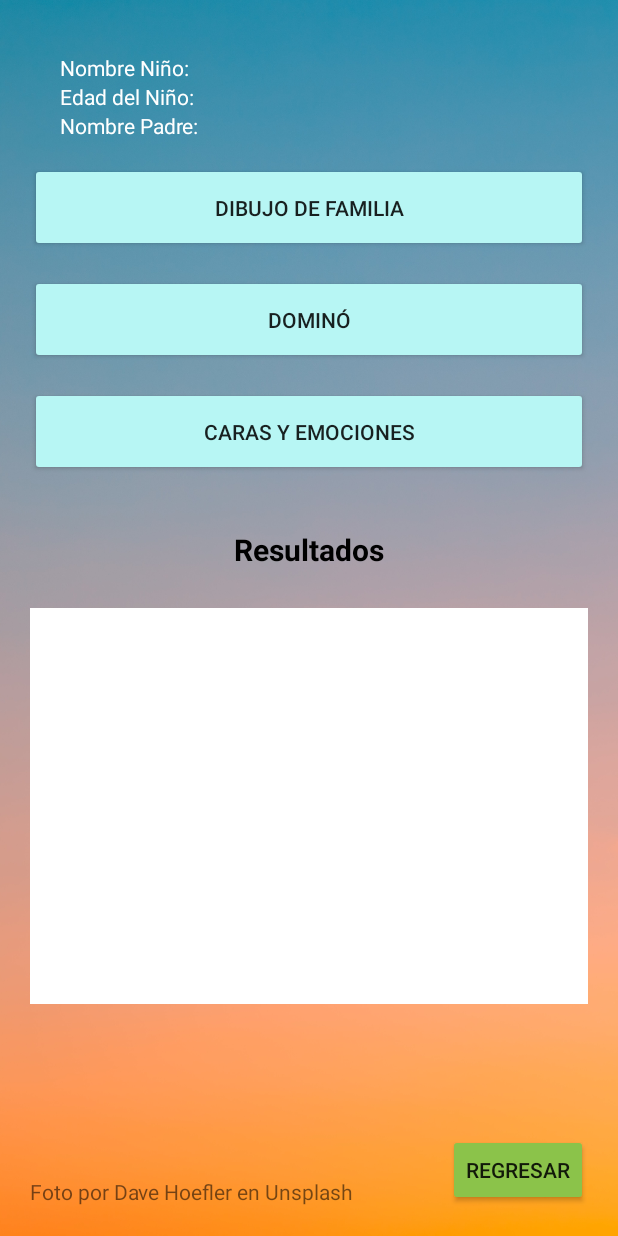
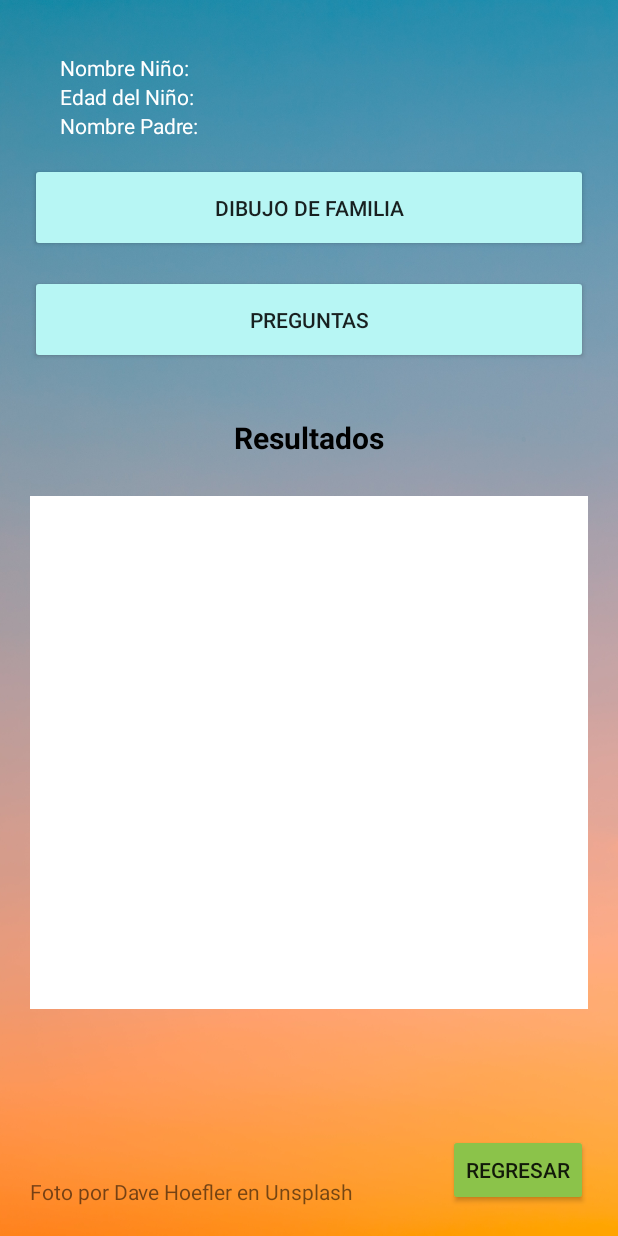
Before and after one commit to PamelaCardenas/Pediagnostico_emocional, an Android app: the layout activity_resultados_padre.xml on its own in the app's theme, with its tools: preview values and no code run, on a phone screen of 412 x 824 dp. Run offline under Robolectric (Android 15) with nearby library versions, the phone set to English and light mode, and no system bars.

Commit message:
Se quito el boton domino, y se cambio el de caras y emociones por preguntas, en el activity de resultados

```diff
--- a/Prediagnosticoemocional/app/src/main/res/layout/activity_resultados_padre.xml
+++ b/Prediagnosticoemocional/app/src/main/res/layout/activity_resultados_padre.xml
@@ -103,20 +103,9 @@
             android:layout_marginTop="15dp"
             android:backgroundTint="#B7F6F4"
             android:padding="20dp"
-            android:text="Dominó"
+            android:text="Preguntas"
             tools:layout_editor_absoluteX="161dp"
             tools:layout_editor_absoluteY="178dp" />
-
-        <Button
-            android:id="@+id/button4"
-            android:layout_width="match_parent"
-            android:layout_height="wrap_content"
-            android:layout_marginTop="15dp"
-            android:backgroundTint="#B7F6F4"
-            android:padding="20dp"
-            android:text="Caras y emociones"
-            tools:layout_editor_absoluteX="123dp"
-            tools:layout_editor_absoluteY="236dp" />
 
         <TextView
             android:id="@+id/textView"
@@ -144,7 +133,7 @@
                 <TextView
                     android:id="@+id/textView2"
                     android:layout_width="match_parent"
-                    android:layout_height="264dp"
+                    android:layout_height="342dp"
                     android:layout_marginTop="15dp"
                     android:background="#FFFFFF"
                     app:layout_constraintEnd_toEndOf="parent"
```
